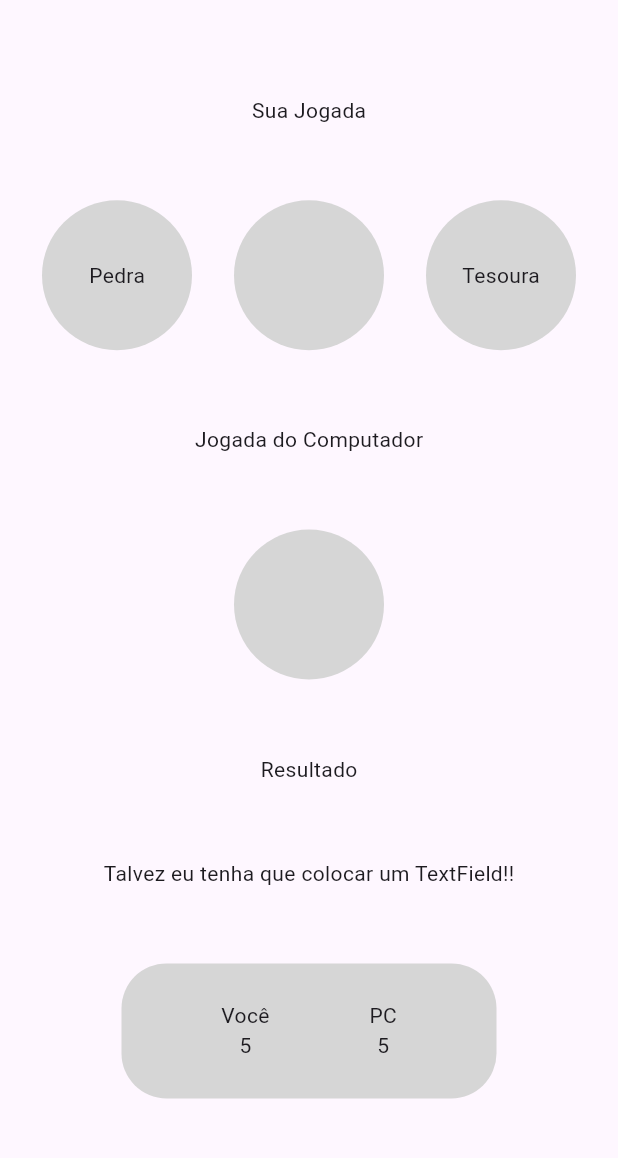
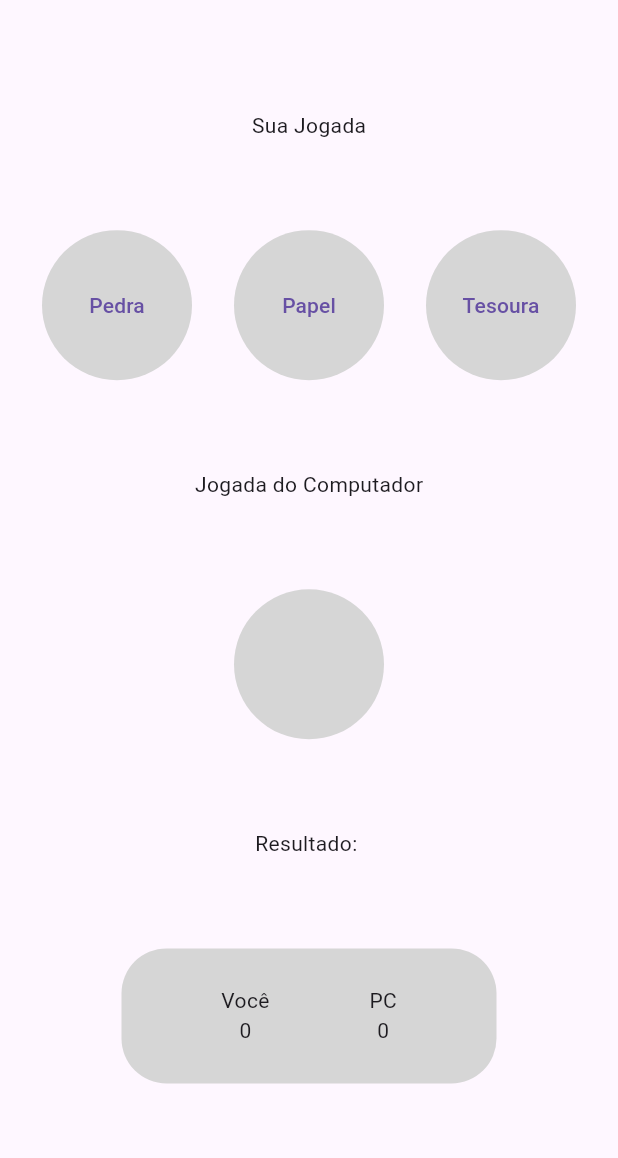
Before and after one commit to Moura196/prova_1, a Flutter app: the screen it shows after launch, on a phone screen of 412 x 824 dp, the part 63-1221 px from its top. Run offline on Flutter 3.47's test engine with Material 3 defaults, Android fonts, the light colour scheme and no system bars.

Commit message:
Avançando: Consegui montar a lógica para o jogo funcionar.

```diff
--- a/lib/main.dart
+++ b/lib/main.dart
@@ -1,6 +1,7 @@
 // ignore_for_file: prefer_const_constructors, prefer_const_literals_to_create_immutables, sort_child_properties_last
 
 import 'dart:io';
+import 'dart:math';
 
 import 'package:flutter/material.dart';
 
@@ -20,18 +21,43 @@ class HomePage extends StatefulWidget {
 
 class _HomePageState extends State<HomePage> {
 
-  void _toggleEscolha() {
-    bool _isPedra = false;
-    bool _isPapel = false;
-    bool _isTesoura = false;
+  int meuPlacar = 0;
+  int placarPC = 0;
+  String resultado = '';
+  String minhaEscolha = '';
+  String escolhaPC = '';
 
-    if (!_isPedra) {
-      _isPedra = true;
-    } else if (!_isPapel) {
-      _isPapel = true;
+  String _jogadaPCAleatoria() {
+    Random random = Random();
+    int alaetoria = random.nextInt(3);
+    if (alaetoria == 0) {
+      return 'Pedra';
+    } else if (alaetoria == 1) {
+      return 'Papel';
     } else {
-      _isTesoura = false;
+      return 'Tesoura';
     }
+  }
+
+  void comecarJogo(String _minhaEscolha) {
+    setState(() {
+      minhaEscolha = _minhaEscolha;
+      escolhaPC = _jogadaPCAleatoria();
+
+      if (minhaEscolha == escolhaPC) {
+        resultado = 'Empate';
+      } else if (
+        (minhaEscolha == 'Pedra' && escolhaPC == 'Tesoura') ||
+        (minhaEscolha == 'Papel' && escolhaPC == 'Pedra') ||
+        (minhaEscolha == 'Tesoura' && escolhaPC == 'Papel')) {
+          print(resultado);
+          resultado = 'Você ganhou!';
+          meuPlacar++;
+      } else {
+        resultado = "Você perdeu!";
+        placarPC++;
+      }
+    });
   }
 
   @override
@@ -49,26 +75,14 @@ class _HomePageState extends State<HomePage> {
             Row(
               mainAxisAlignment: MainAxisAlignment.spaceEvenly,
               children: [
-                GestureDetector(
-                  child: Container(
-                    child: Center(
-                      child: Text('Pedra')
-                    ),
-                    width: 100,
-                    height: 100,
-                    decoration: BoxDecoration(
-                      color: Colors.grey[350],
-                      borderRadius: BorderRadius.circular(50),
-                    ),
+                Container(
+                  child: Center(
+                    child: GestureDetector(
+                      child: TextButton(
+                        onPressed: () {comecarJogo('Pedra');},
+                        child: Text('Pedra'))
+                    )
                   ),
-                ),
-                Container(
-                  // child:  TextButton.icon(
-                  //   onPressed: _toggleEscolha,
-                  //   label: ElevatedButton(
-                  //     onPressed: _toggleEscolha,
-                  //   ),
-                  // ),
                   width: 100,
                   height: 100,
                   decoration: BoxDecoration(
@@ -78,7 +92,24 @@ class _HomePageState extends State<HomePage> {
                 ),
                 Container(
                   child: Center(
-                    child: Text('Tesoura'),
+                    child: GestureDetector(
+                      child: TextButton(
+                        onPressed: () {comecarJogo('Papel');},
+                        child: Text('Papel')),
+                    )
+                  ),
+                  width: 100,
+                  height: 100,
+                  decoration: BoxDecoration(
+                    color: Colors.grey[350],
+                    borderRadius: BorderRadius.circular(50),
+                  ),
+                ),
+                Container(
+                  child: Center(
+                    child: TextButton(
+                      onPressed: () {comecarJogo('Tesoura');},
+                      child: Text('Tesoura')),
                   ),
                   width: 100,
                   height: 100,
@@ -91,6 +122,8 @@ class _HomePageState extends State<HomePage> {
             ),
             Text('Jogada do Computador'),
             Container(
+              child: Center(
+                child: Text('$escolhaPC')),
               width: 100,
               height: 100,
               decoration: BoxDecoration(
@@ -98,8 +131,7 @@ class _HomePageState extends State<HomePage> {
                 borderRadius: BorderRadius.circular(50),
               ),
             ),
-            Text('Resultado'),
-            Text('Talvez eu tenha que colocar um TextField!!'),
+            Text('Resultado: $resultado'),
             Container(
               width: 250,
               height: 90,
@@ -114,14 +146,14 @@ class _HomePageState extends State<HomePage> {
                     mainAxisAlignment: MainAxisAlignment.center,
                     children: [
                       Text('Você'),
-                      Text('5')
+                      Text('$meuPlacar')
                     ]
                   ),
                   Column(
                     mainAxisAlignment: MainAxisAlignment.center,
                     children: [
                       Text('PC'),
-                      Text('5')
+                      Text('$placarPC')
                     ],
                   ),
                 ],
```
